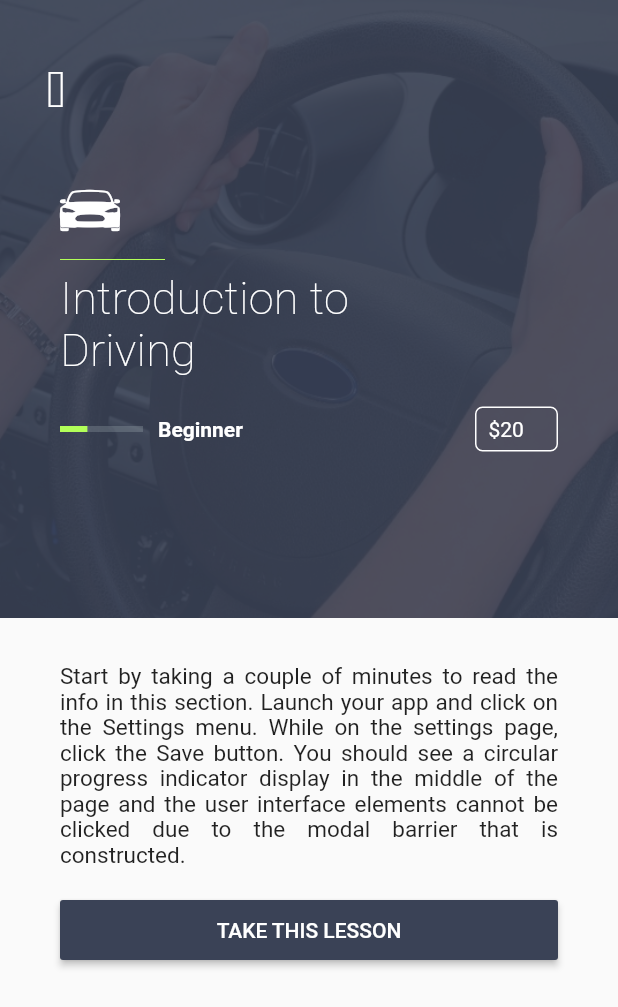
After one commit to emmanuelsw/list_ui, a Flutter app: the screen it shows after launch, after a tap on "Introduction to Driving", on a phone screen of 412 x 824 dp. The commit adds this screen. Shown: the top 1007 px of the screen. Run offline on Flutter 3.47's test engine with Material 2 defaults, Android fonts, the phone set to English and light mode, and no system bars.

Commit message:
Detail page

```diff
--- /dev/null
+++ b/lib/detail_page.dart
@@ -0,0 +1,170 @@
+import 'package:beautiful_list/model/lesson.dart';
+import 'package:flutter/material.dart';
+import 'package:flutter/cupertino.dart';
+
+class DetailPage extends StatelessWidget {
+  final Lesson lesson;
+
+  DetailPage({this.lesson});
+
+  Widget topContent(BuildContext context) {
+    return Stack(
+      children: <Widget>[
+        Container(
+          padding: EdgeInsets.only(left: 10.0),
+          height: MediaQuery.of(context).size.height * 0.5,
+          decoration: BoxDecoration(
+            image: DecorationImage(
+              image: AssetImage('assets/drive.jpg'),
+              fit: BoxFit.cover
+            )
+          ),
+        ),
+        Container(
+          height: MediaQuery.of(context).size.height * 0.5,
+          padding: EdgeInsets.only(left: 40.0, top: 40.0, right: 40.0),
+          width: MediaQuery.of(context).size.width,
+          decoration: BoxDecoration(
+            color: Color.fromRGBO(58, 66, 86, .9)
+          ),
+          child: Center(
+            child: topContentText(),
+          ),
+        ),
+        Positioned(
+          left: 20.0,
+          top: 40.0,
+          child: InkWell(
+            child: Icon(
+              IconData(
+                0xF3D5,
+                fontFamily: CupertinoIcons.iconFont,
+                fontPackage: CupertinoIcons.iconFontPackage
+              ),
+              color: Colors.white,
+              size: 35.0,
+            ),
+            onTap: () {
+              Navigator.pop(context);
+            },
+          ),
+        )
+      ],
+    );
+  }
+
+  Widget levelIndicator() {
+    return Container(
+      child: LinearProgressIndicator(
+        backgroundColor: Color.fromRGBO(209, 224, 224, 0.2),
+        value: lesson.indicatorValue,
+        valueColor: AlwaysStoppedAnimation(Colors.lightGreenAccent),
+      ),
+    );
+  }
+
+  Widget coursePrice() {
+    return Container(
+      padding: EdgeInsets.only(top: 6.0, right: 6.0, left: 8.0, bottom: 6.0),
+      decoration: BoxDecoration(
+        border: Border.all(color: Colors.white),
+        borderRadius: BorderRadius.circular(5.0)
+      ),
+      child: Text(
+        "\$" + lesson.price.toString(),
+        style: TextStyle(color: Colors.white),
+      ),
+    );
+  }
+
+  Widget topContentText() {
+    return Column(
+      crossAxisAlignment: CrossAxisAlignment.start,
+      children: <Widget>[
+        SizedBox(height: 80.0),
+        Icon(
+          IconData(
+            0xF2C1,
+            fontFamily: CupertinoIcons.iconFont,
+            fontPackage: CupertinoIcons.iconFontPackage,
+          ),
+          color: Colors.white,
+          size: 40.0,
+        ),
+        Container(
+          padding: EdgeInsets.only(top: 5.0),
+          width: 70.0,
+          child: Divider(color: Colors.lightGreenAccent),
+        ),
+        Container(
+          padding: EdgeInsets.only(right: 120.0),
+          child: Text(
+            lesson.title,
+            style: TextStyle(color: Colors.white, fontSize: 30.0, fontWeight: FontWeight.w100, letterSpacing: .2),
+          ),
+        ),
+        SizedBox(height: 20.0),
+        Row(
+          mainAxisAlignment: MainAxisAlignment.start,
+          children: <Widget>[
+            Expanded(flex: 1, child: levelIndicator()),
+            Expanded(
+              flex: 4,
+              child: Padding(
+                padding: EdgeInsets.only(left: 10.0),
+                child: Text(
+                  lesson.level,
+                  style: TextStyle(
+                    color: Colors.white,
+                    fontWeight: FontWeight.bold
+                  ),
+                ),
+              ),
+            ),
+            Expanded(flex: 1, child: coursePrice(),)
+          ],
+        )
+      ],
+    );
+  }
+
+  Widget bottomContent(BuildContext context) {
+    return Container(
+      width: MediaQuery.of(context).size.width,
+      padding: EdgeInsets.only(left: 40.0, top: 30.0, right: 40.0),
+      child: Center(
+        child: Column(
+          children: <Widget>[
+            Text(
+              lesson.content,
+              textAlign: TextAlign.justify,
+              style: TextStyle(fontSize: 15, height: 1.15),
+            ),
+            SizedBox(height: 18.0),
+            SizedBox(
+              width: double.infinity,
+              child: RaisedButton(
+                padding: EdgeInsets.symmetric(horizontal: 17.0, vertical: 12.0),
+                onPressed: () {},
+                color: Color.fromRGBO(58, 66, 86, 1.0),
+                child: Text('TAKE THIS LESSON', style: TextStyle(color: Colors.white)),
+              ),
+            ),
+          ],
+        ),
+      ),
+    );
+  }
+
+  @override
+  Widget build(BuildContext context) {
+    return Scaffold(
+      body: Column(
+        children: <Widget>[
+          topContent(context),
+          bottomContent(context)
+        ],
+      ),
+    );
+  }
+}
--- a/lib/list_card.dart
+++ b/lib/list_card.dart
@@ -1,4 +1,5 @@
 import 'package:beautiful_list/model/lesson.dart';
+import 'package:beautiful_list/detail_page.dart';
 import 'package:flutter/material.dart';
 import 'package:flutter/cupertino.dart';
 
@@ -7,7 +8,7 @@ class ListCard extends StatelessWidget {
 
   ListCard(this.lesson);
 
-  Widget listTile(Lesson lesson) {
+  Widget listTile(BuildContext context, Lesson lesson) {
     return ListTile(
       contentPadding: EdgeInsets.symmetric(horizontal: 20.0, vertical: 10.0),
       leading: Container(
@@ -54,6 +55,12 @@ class ListCard extends StatelessWidget {
         ],
       ),
       trailing: Icon(Icons.keyboard_arrow_right, color: Colors.white, size: 30.0),
+      onTap: () {
+        Navigator.push(
+          context,
+          CupertinoPageRoute(builder: (BuildContext context) => DetailPage(lesson: lesson)),
+        );
+      },
     );
   }
 
@@ -72,7 +79,7 @@ class ListCard extends StatelessWidget {
           )
         ]
       ),
-      child: listTile(lesson),
+      child: listTile(context, lesson),
     );
   }
 }
--- a/pubspec.yaml
+++ b/pubspec.yaml
@@ -41,8 +41,8 @@ flutter:
   uses-material-design: true
 
   # To add assets to your application, add an assets section, like this:
-  # assets:
-  #  - images/a_dot_burr.jpeg
+  assets:
+   - assets/drive.jpg
   #  - images/a_dot_ham.jpeg
 
   # An image asset can refer to one or more resolution-specific "variants", see
```
Also changed, not shown: assets/drive.jpg (added).
